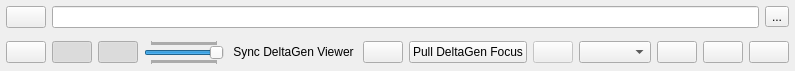
Qt form ui/viewer.ui (tappi287/KnechtViewer) before a commit.
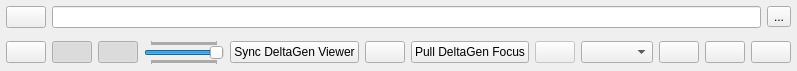
The same form after that commit. Icons and pictures are not drawn.

The edit to the form file:
```diff
--- a/ui/viewer.ui
+++ b/ui/viewer.ui
@@ -6,8 +6,8 @@
    <rect>
     <x>0</x>
     <y>0</y>
-    <width>580</width>
-    <height>64</height>
+    <width>582</width>
+    <height>65</height>
    </rect>
   </property>
   <property name="mouseTracking">
@@ -179,10 +179,6 @@
      </item>
      <item>
       <widget class="QPushButton" name="sync_btn">
-       <property name="styleSheet">
-        <string notr="true">QPushButton {background-color: qlineargradient(spread:pad, x1:0, y1:0, x2:1, y2:0, stop:0 rga(230, 103, 192), stop:0.69 rgb(230, 103, 192), stop:0.7 rgb(227, 227, 227), stop:1 rgb(227, 227, 227));border: rgba(0, 0, 0, 255) 1px solid;padding: 4px 3px;}
-</string>
-       </property>
        <property name="text">
         <string>Sync DeltaGen Viewer</string>
        </property>
```
